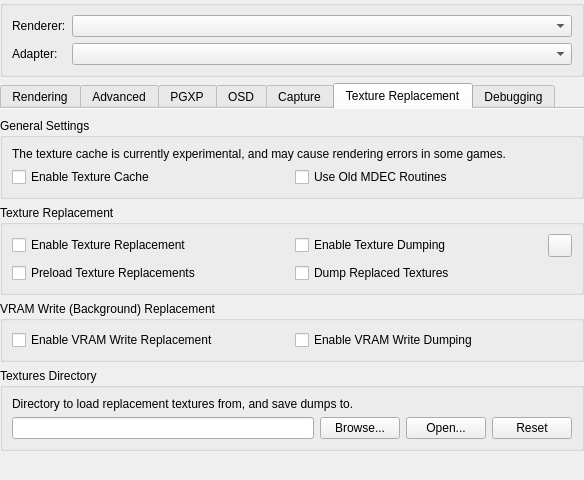
The window that src/duckstation-qt/graphicssettingswidget.ui (kofxi3584karlayang/duckstation) describes before a commit, drawn with Qt 5.
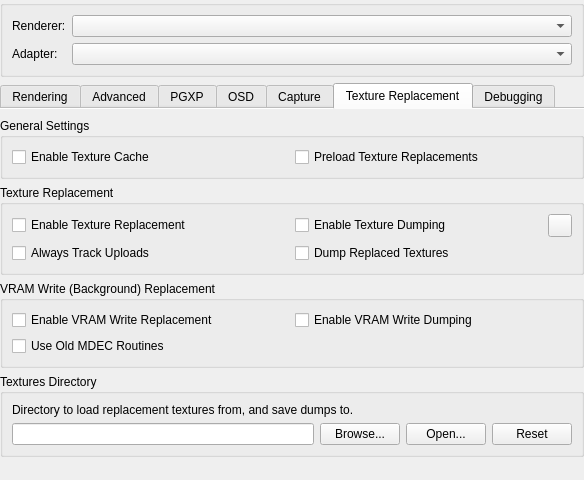
The same window after the commit. The open tabs and pages were chosen to show the change. Icons and pictures are not drawn.

Commit message: GPU/TextureCache: Add 'Always Track Uploads' option

The edit to the form file:
```diff
--- a/src/duckstation-qt/graphicssettingswidget.ui
+++ b/src/duckstation-qt/graphicssettingswidget.ui
@@ -1089,27 +1089,17 @@
           <string>General Settings</string>
          </property>
          <layout class="QGridLayout" name="gridLayout_9">
-          <item row="1" column="0">
+          <item row="0" column="0">
            <widget class="QCheckBox" name="enableTextureCache">
             <property name="text">
              <string>Enable Texture Cache</string>
             </property>
            </widget>
           </item>
-          <item row="0" column="0" colspan="2">
-           <widget class="QLabel" name="label_4">
+          <item row="0" column="1">
+           <widget class="QCheckBox" name="preloadTextureReplacements">
             <property name="text">
-             <string>The texture cache is currently experimental, and may cause rendering errors in some games.</string>
-            </property>
-            <property name="wordWrap">
-             <bool>true</bool>
-            </property>
-           </widget>
-          </item>
-          <item row="1" column="1">
-           <widget class="QCheckBox" name="useOldMDECRoutines">
-            <property name="text">
-             <string>Use Old MDEC Routines</string>
+             <string>Preload Texture Replacements</string>
             </property>
            </widget>
           </item>
@@ -1123,22 +1113,8 @@
          </property>
          <layout class="QFormLayout" name="formLayout_8">
           <item row="0" column="0" colspan="2">
-           <layout class="QGridLayout" name="gridLayout_6" columnstretch="1,1">
-            <item row="0" column="0">
-             <widget class="QCheckBox" name="enableTextureReplacements">
-              <property name="text">
-               <string>Enable Texture Replacement</string>
-              </property>
-             </widget>
-            </item>
-            <item row="1" column="0">
-             <widget class="QCheckBox" name="preloadTextureReplacements">
-              <property name="text">
-               <string>Preload Texture Replacements</string>
-              </property>
-             </widget>
-            </item>
-            <item row="2" column="1">
+           <layout class="QGridLayout" name="gridLayout_6">
+            <item row="3" column="1">
              <layout class="QHBoxLayout" name="horizontalLayout_4"/>
             </item>
             <item row="0" column="1">
@@ -1159,6 +1135,13 @@
               </item>
              </layout>
             </item>
+            <item row="0" column="0">
+             <widget class="QCheckBox" name="enableTextureReplacements">
+              <property name="text">
+               <string>Enable Texture Replacement</string>
+              </property>
+             </widget>
+            </item>
             <item row="1" column="1">
              <widget class="QCheckBox" name="dumpReplacedTextures">
               <property name="text">
@@ -1166,6 +1149,13 @@
               </property>
              </widget>
             </item>
+            <item row="1" column="0">
+             <widget class="QCheckBox" name="alwaysTrackUploads">
+              <property name="text">
+               <string>Always Track Uploads</string>
+              </property>
+             </widget>
+            </item>
            </layout>
           </item>
          </layout>
@@ -1186,6 +1176,13 @@
               </property>
              </widget>
             </item>
+            <item row="1" column="0">
+             <widget class="QCheckBox" name="useOldMDECRoutines">
+              <property name="text">
+               <string>Use Old MDEC Routines</string>
+              </property>
+             </widget>
+            </item>
             <item row="0" column="1">
              <widget class="QCheckBox" name="vramWriteDumping">
               <property name="text">
```
The commit also changes 6 other files.
